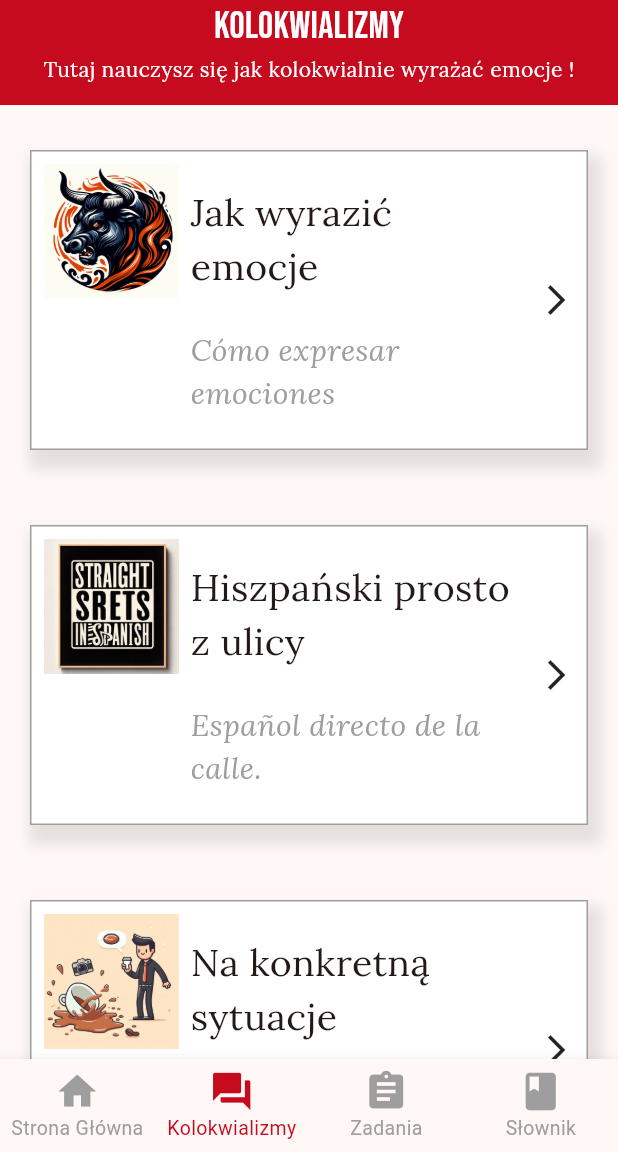
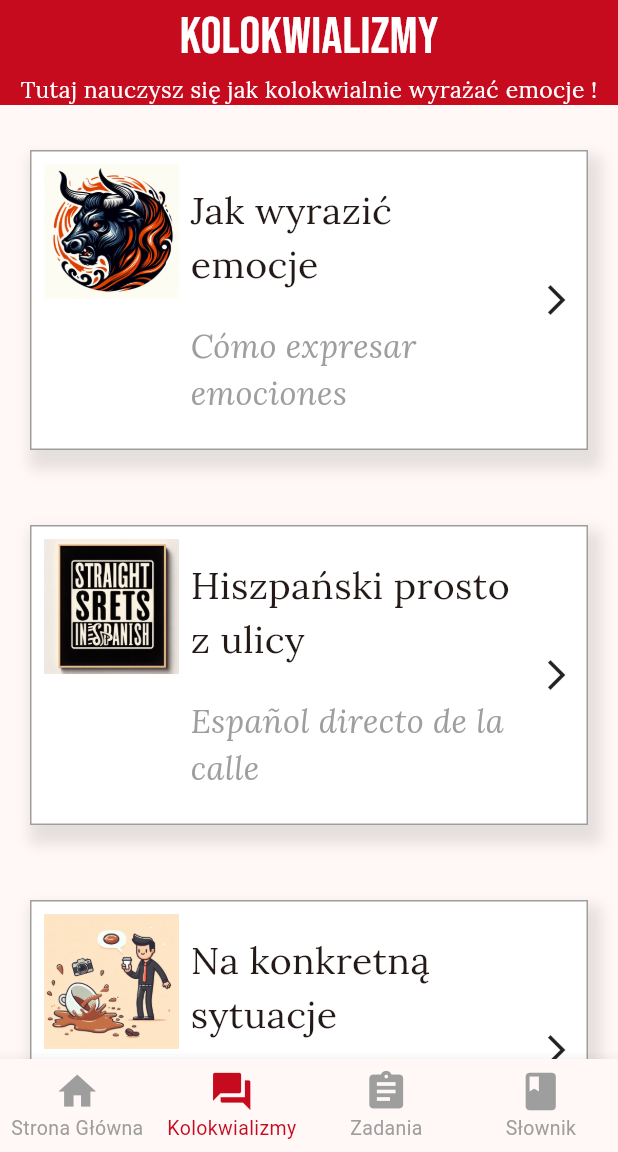
Before and after one commit to mateuszkasprzak94/street_talk, a Flutter app: the screen it shows after launch, item 2 of the bottom bar chosen, on a phone screen of 412 x 824 dp, the part 84-1236 px from its top. Run offline on Flutter 3.47's test engine with Material 3 defaults, Android fonts, the light colour scheme and no system bars; our stand-ins replace google_fonts.

Commit message:
Implement MediaQuery

```diff
--- a/lib/app/pages/colloquialisms_page/colloquialisms_page.dart
+++ b/lib/app/pages/colloquialisms_page/colloquialisms_page.dart
@@ -13,6 +13,7 @@
 class _ColloquialismsPageState extends State<ColloquialismsPage> {
   @override
   Widget build(BuildContext context) {
+    double screenWidth = MediaQuery.of(context).size.width;
     return Scaffold(
       appBar: AppBar(
         centerTitle: true,
@@ -37,11 +38,13 @@
             child: Column(children: [
               Text(
                 'Kolokwializmy',
-                style: GoogleFonts.bebasNeue(color: Colors.white, fontSize: 25),
+                style: GoogleFonts.bebasNeue(
+                    color: Colors.white, fontSize: screenWidth / 12),
               ),
               Text(
                 'Tutaj nauczysz się jak kolokwialnie wyrażać emocje !',
-                style: GoogleFonts.lora(color: Colors.white),
+                style: GoogleFonts.lora(
+                    color: Colors.white, fontSize: screenWidth / 27),
               ),
             ]),
           ),
@@ -57,7 +60,7 @@
           ColloquialismsButtonWidget(
             image: Image.asset('assets/images/street.jpg'),
             polishTitle: 'Hiszpański prosto z ulicy',
-            spanishTitle: 'Español directo de la calle.',
+            spanishTitle: 'Español directo de la calle',
           ),
           ColloquialismsButtonWidget(
             image: Image.asset('assets/images/situation.jpg'),
--- a/lib/app/pages/dictionary_page/dictionary_page.dart
+++ b/lib/app/pages/dictionary_page/dictionary_page.dart
@@ -14,6 +14,7 @@
 class _DictionaryPageState extends State<DictionaryPage> {
   @override
   Widget build(BuildContext context) {
+    double screenWidth = MediaQuery.of(context).size.width;
     controller.addListener(() => setState(() {}));
     return Scaffold(
       appBar: AppBar(
@@ -39,7 +40,8 @@
             child: Column(children: [
               Text(
                 'Słownik',
-                style: GoogleFonts.bebasNeue(color: Colors.white, fontSize: 25),
+                style: GoogleFonts.bebasNeue(
+                    color: Colors.white, fontSize: screenWidth / 12),
               ),
               Text(
                 'Niby wszystko wiem ale jednak sprawdze :)',
@@ -52,7 +54,7 @@
       body: Center(
         child: Column(
           children: [
-            SizedBox(height: 10),
+            const SizedBox(height: 10),
             Padding(
               padding: const EdgeInsets.all(8.0),
               child: TextField(
--- a/lib/app/widgets/buttons/colloquialisms_page_button.dart
+++ b/lib/app/widgets/buttons/colloquialisms_page_button.dart
@@ -15,6 +15,7 @@
 
   @override
   Widget build(BuildContext context) {
+    double screenWidth = MediaQuery.of(context).size.width;
     return Container(
       margin: const EdgeInsets.symmetric(horizontal: 20, vertical: 20) +
           const EdgeInsets.only(top: 10),
@@ -56,7 +57,7 @@
               Text(
                 spanishTitle,
                 style: GoogleFonts.lora(
-                    fontSize: 20,
+                    fontSize: screenWidth / 19,
                     fontStyle: FontStyle.italic,
                     color: Colors.grey),
               )
```
Also changed, not shown: lib/app/pages/tasks_page/tasks_page.dart (+5 -2 lines).
